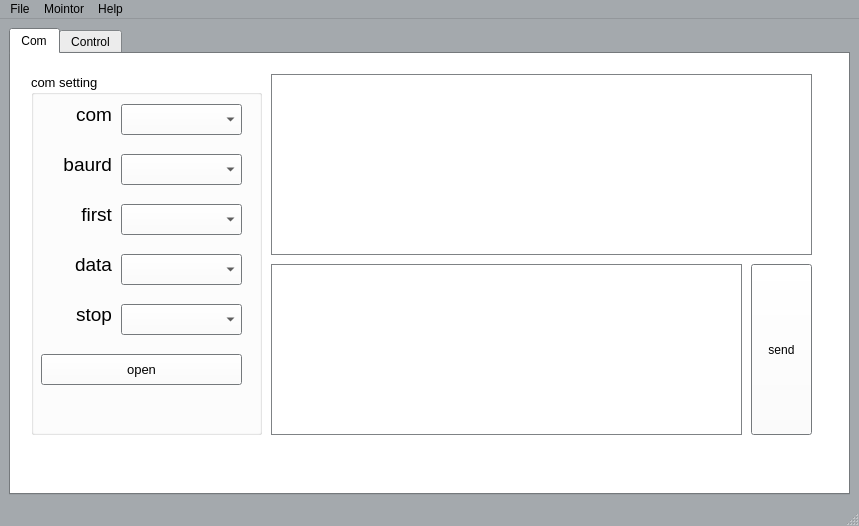
kmolLin/Pyquino, file core/mainwindow.ui: the form before one commit.
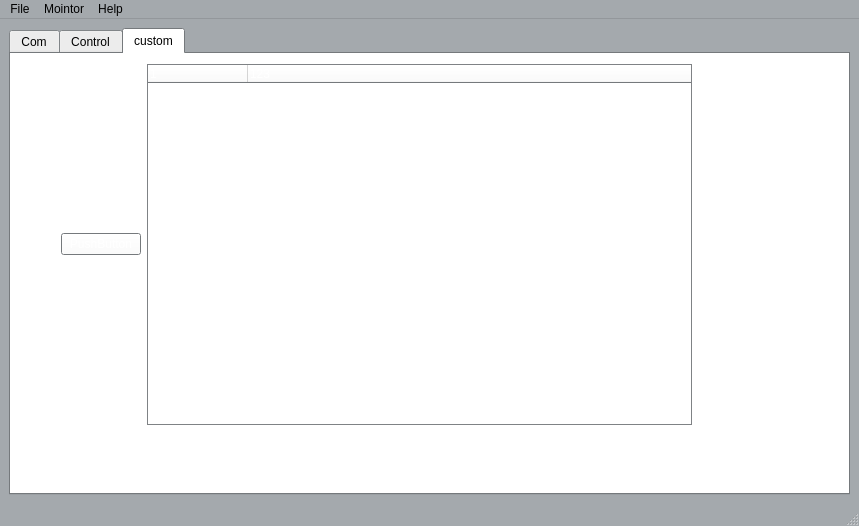
The form after the commit. Icons and pictures are not drawn.

Commit message: add custom form_ui in mainwindow

What changed in the file:
```diff
--- a/core/mainwindow.ui
+++ b/core/mainwindow.ui
@@ -426,7 +426,7 @@
        <bool>true</bool>
       </property>
       <property name="currentIndex">
-       <number>0</number>
+       <number>2</number>
       </property>
       <property name="tabsClosable">
        <bool>false</bool>
@@ -797,8 +797,8 @@
          <string>&lt;!DOCTYPE HTML PUBLIC &quot;-//W3C//DTD HTML 4.0//EN&quot; &quot;http://www.w3.org/TR/REC-html40/strict.dtd&quot;&gt;
 &lt;html&gt;&lt;head&gt;&lt;meta name=&quot;qrichtext&quot; content=&quot;1&quot; /&gt;&lt;style type=&quot;text/css&quot;&gt;
 p, li { white-space: pre-wrap; }
-&lt;/style&gt;&lt;/head&gt;&lt;body style=&quot; font-family:'Sans Serif'; font-size:14pt; font-weight:400; font-style:normal;&quot;&gt;
-&lt;p style=&quot;-qt-paragraph-type:empty; margin-top:0px; margin-bottom:0px; margin-left:0px; margin-right:0px; -qt-block-indent:0; text-indent:0px; font-family:'PMingLiU';&quot;&gt;&lt;br /&gt;&lt;/p&gt;&lt;/body&gt;&lt;/html&gt;</string>
+&lt;/style&gt;&lt;/head&gt;&lt;body style=&quot; font-family:'PMingLiU'; font-size:14pt; font-weight:400; font-style:normal;&quot;&gt;
+&lt;p style=&quot;-qt-paragraph-type:empty; margin-top:0px; margin-bottom:0px; margin-left:0px; margin-right:0px; -qt-block-indent:0; text-indent:0px;&quot;&gt;&lt;br /&gt;&lt;/p&gt;&lt;/body&gt;&lt;/html&gt;</string>
         </property>
        </widget>
       </widget>
@@ -1238,6 +1238,65 @@
         </property>
        </widget>
       </widget>
+      <widget class="QWidget" name="tab_3">
+       <attribute name="title">
+        <string>custom</string>
+       </attribute>
+       <widget class="QWidget" name="horizontalLayoutWidget">
+        <property name="geometry">
+         <rect>
+          <x>50</x>
+          <y>10</y>
+          <width>631</width>
+          <height>361</height>
+         </rect>
+        </property>
+        <layout class="QHBoxLayout" name="graphyViewModule">
+         <item>
+          <widget class="QPushButton" name="pushButton">
+           <property name="text">
+            <string>PushButton</string>
+           </property>
+          </widget>
+         </item>
+         <item>
+          <widget class="QWidget" name="treeWidget" native="true">
+           <property name="contextMenuPolicy">
+            <enum>Qt::CustomContextMenu</enum>
+           </property>
+           <layout class="QVBoxLayout" name="verticalLayout_2">
+            <property name="leftMargin">
+             <number>0</number>
+            </property>
+            <property name="topMargin">
+             <number>0</number>
+            </property>
+            <property name="rightMargin">
+             <number>0</number>
+            </property>
+            <property name="bottomMargin">
+             <number>0</number>
+            </property>
+            <item>
+             <widget class="QTreeWidget" name="tree">
+              <column>
+               <property name="text">
+                <string>1</string>
+               </property>
+              </column>
+              <column>
+               <property name="text">
+                <string>123</string>
+               </property>
+              </column>
+             </widget>
+            </item>
+           </layout>
+          </widget>
+         </item>
+        </layout>
+       </widget>
+      </widget>
      </widget>
     </item>
    </layout>
```
Left out of the diff: 20 changed lines with no effect on the pictures. The commit also changes 17 other files.
